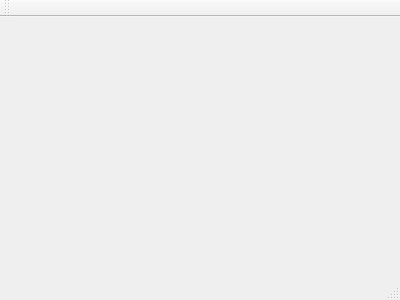
The window that C/login.ui (Clyysone/C) describes before a commit, drawn with Qt 5.
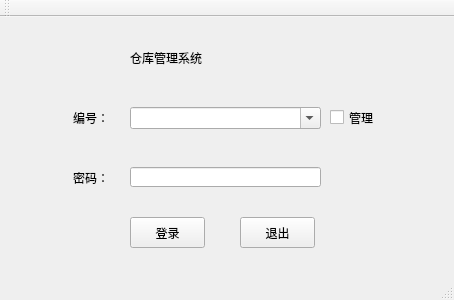
The same window after the commit.

```diff
--- a/C/login.ui
+++ b/C/login.ui
@@ -1,24 +1,183 @@
 <ui version="4.0">
  <class>login</class>
- <widget class="QMainWindow" name="login" >
-  <property name="geometry" >
+ <widget class="QMainWindow" name="login">
+  <property name="geometry">
    <rect>
     <x>0</x>
     <y>0</y>
-    <width>400</width>
+    <width>454</width>
     <height>300</height>
    </rect>
   </property>
   <property name="windowTitle" >
    <string>login</string>
   </property>
-  <widget class="QMenuBar" name="menuBar" />
-  <widget class="QToolBar" name="mainToolBar" />
-  <widget class="QWidget" name="centralWidget" />
-  <widget class="QStatusBar" name="statusBar" />
+  <widget class="QWidget" name="centralWidget">
+   <widget class="QLabel" name="label_2">
+    <property name="geometry">
+     <rect>
+      <x>73</x>
+      <y>90</y>
+      <width>41</width>
+      <height>21</height>
+     </rect>
+    </property>
+    <property name="text">
+     <string>编号：</string>
+    </property>
+   </widget>
+   <widget class="QLineEdit" name="passwd">
+    <property name="geometry">
+     <rect>
+      <x>130</x>
+      <y>150</y>
+      <width>191</width>
+      <height>20</height>
+     </rect>
+    </property>
+    <property name="echoMode">
+     <enum>QLineEdit::Password</enum>
+    </property>
+   </widget>
+   <widget class="QPushButton" name="start">
+    <property name="geometry">
+     <rect>
+      <x>130</x>
+      <y>200</y>
+      <width>75</width>
+      <height>31</height>
+     </rect>
+    </property>
+    <property name="text">
+     <string>登录</string>
+    </property>
+   </widget>
+   <widget class="QCheckBox" name="su">
+    <property name="geometry">
+     <rect>
+      <x>330</x>
+      <y>90</y>
+      <width>51</width>
+      <height>21</height>
+     </rect>
+    </property>
+    <property name="text">
+     <string>管理</string>
+    </property>
+    <property name="tristate">
+     <bool>false</bool>
+    </property>
+   </widget>
+   <widget class="QPushButton" name="exit">
+    <property name="geometry">
+     <rect>
+      <x>240</x>
+      <y>200</y>
+      <width>75</width>
+      <height>31</height>
+     </rect>
+    </property>
+    <property name="text">
+     <string>退出</string>
+    </property>
+   </widget>
+   <widget class="QComboBox" name="code">
+    <property name="geometry">
+     <rect>
+      <x>130</x>
+      <y>90</y>
+      <width>191</width>
+      <height>22</height>
+     </rect>
+    </property>
+    <property name="styleSheet">
+     <string notr="true">font: 12pt &quot;微软雅黑&quot;;</string>
+    </property>
+    <property name="editable">
+     <bool>true</bool>
+    </property>
+    <item>
+     <property name="text">
+      <string/>
+     </property>
+    </item>
+    <item>
+     <property name="text">
+      <string>U001</string>
+     </property>
+    </item>
+    <item>
+     <property name="text">
+      <string>U011</string>
+     </property>
+    </item>
+    <item>
+     <property name="text">
+      <string>U111</string>
+     </property>
+    </item>
+    <item>
+     <property name="text">
+      <string>U002</string>
+     </property>
+    </item>
+    <item>
+     <property name="text">
+      <string>U003</string>
+     </property>
+    </item>
+   </widget>
+   <widget class="QLabel" name="label">
+    <property name="geometry">
+     <rect>
+      <x>130</x>
+      <y>10</y>
+      <width>181</width>
+      <height>61</height>
+     </rect>
+    </property>
+    <property name="styleSheet">
+     <string notr="true">font: 22pt &quot;微软雅黑&quot;;</string>
+    </property>
+    <property name="text">
+     <string>仓库管理系统</string>
+    </property>
+   </widget>
+   <widget class="QLabel" name="label_3">
+    <property name="geometry">
+     <rect>
+      <x>73</x>
+      <y>150</y>
+      <width>41</width>
+      <height>21</height>
+     </rect>
+    </property>
+    <property name="text">
+     <string>密码：</string>
+    </property>
+   </widget>
+  </widget>
+  <widget class="QMenuBar" name="menuBar">
+   <property name="geometry">
+    <rect>
+     <x>0</x>
+     <y>0</y>
+     <width>454</width>
+     <height>23</height>
+    </rect>
+   </property>
+  </widget>
+  <widget class="QToolBar" name="mainToolBar">
+   <attribute name="toolBarArea">
+    <enum>TopToolBarArea</enum>
+   </attribute>
+   <attribute name="toolBarBreak">
+    <bool>false</bool>
+   </attribute>
+  </widget>
+  <widget class="QStatusBar" name="statusBar"/>
  </widget>
- <layoutDefault spacing="6" margin="11" />
- <pixmapfunction></pixmapfunction>
+ <layoutdefault spacing="6" margin="11"/>
  <resources/>
  <connections/>
 </ui>
```
Left out of the diff: 3 changed lines with no effect on the pictures.
